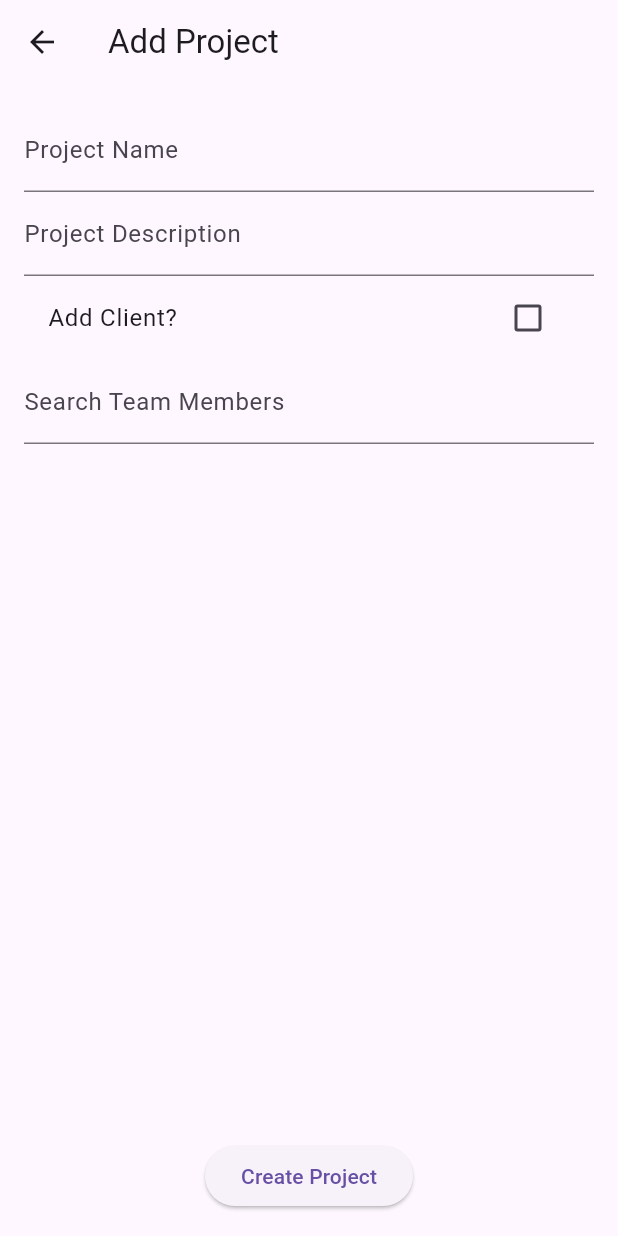
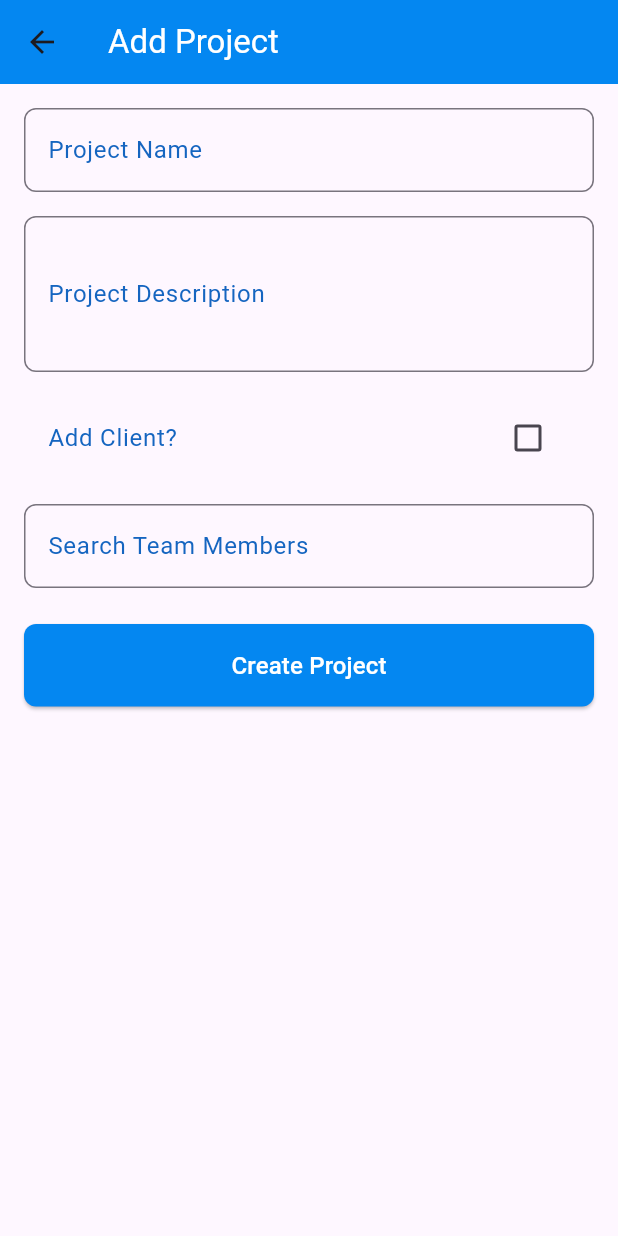
Before and after one commit to Ghaithmuhabni/Team-Collaboration-and-Task-Management-App, a Flutter app: the AddProjectPage screen opened directly, on a phone screen of 412 x 824 dp. Run offline on Flutter 3.47's test engine with Material 3 defaults, Android fonts, the phone set to English and light mode, and no system bars; our stand-ins replace awesome_dialog, cloud_firestore, file_picker, firebase_auth, firebase_core, firebase_storage and 1 more; accounts and stored records are empty.

Commit message:
redesign addProject page

```diff
--- a/lib/group/addProject.dart
+++ b/lib/group/addProject.dart
@@ -113,21 +113,56 @@ class _AddProjectPageState extends State<AddProjectPage> {
   @override
   Widget build(BuildContext context) {
     return Scaffold(
-      appBar: AppBar(title: Text('Add Project')),
+      appBar: AppBar(
+        title: Text(
+          'Add Project',
+          style: TextStyle(color: Colors.white),
+        ),
+        backgroundColor: const Color.fromARGB(255, 4, 135, 241), // Blue theme
+      ),
       body: Padding(
         padding: const EdgeInsets.all(16.0),
+        child: SingleChildScrollView(
           child: Column(
+            crossAxisAlignment: CrossAxisAlignment.start,
             children: [
+              // Project Name Input
               TextField(
                 controller: _titleController,
-              decoration: InputDecoration(labelText: 'Project Name'),
+                decoration: InputDecoration(
+                  labelText: 'Project Name',
+                  labelStyle: TextStyle(color: Colors.blue[800]),
+                  border: OutlineInputBorder(
+                    borderRadius: BorderRadius.circular(8),
                   ),
+                  focusedBorder: OutlineInputBorder(
+                    borderSide: BorderSide(color: Colors.blue[800]!),
+                  ),
+                ),
+              ),
+              SizedBox(height: 16),
+
+              // Project Description Input
               TextField(
                 controller: _descriptionController,
-              decoration: InputDecoration(labelText: 'Project Description'),
+                maxLines: 3,
+                decoration: InputDecoration(
+                  labelText: 'Project Description',
+                  labelStyle: TextStyle(color: Colors.blue[800]),
+                  border: OutlineInputBorder(
+                    borderRadius: BorderRadius.circular(8),
                   ),
+                  focusedBorder: OutlineInputBorder(
+                    borderSide: BorderSide(color: Colors.blue[800]!),
+                  ),
+                ),
+              ),
+              SizedBox(height: 16),
+
+              // Add Client Checkbox
               CheckboxListTile(
-              title: Text("Add Client?"),
+                title: Text("Add Client?",
+                    style: TextStyle(color: Colors.blue[800])),
                 value: _isAddingClient,
                 onChanged: (value) {
                   setState(() {
@@ -138,16 +173,31 @@ class _AddProjectPageState extends State<AddProjectPage> {
                     }
                   });
                 },
+                activeColor: Colors.blue[800], // Blue theme
               ),
+
               if (_isAddingClient)
                 Column(
                   children: [
+                    // Search Client Input
                     TextField(
                       controller: _clientSearchController,
-                    decoration: InputDecoration(labelText: 'Search Client'),
+                      decoration: InputDecoration(
+                        labelText: 'Search Client',
+                        labelStyle: TextStyle(color: Colors.blue[800]),
+                        border: OutlineInputBorder(
+                          borderRadius: BorderRadius.circular(8),
+                        ),
+                        focusedBorder: OutlineInputBorder(
+                          borderSide: BorderSide(color: Colors.blue[800]!),
+                        ),
+                      ),
                       onChanged: (value) =>
                           _searchUsers(value, isClientSearch: true),
                     ),
+                    SizedBox(height: 8),
+
+                    // Display Client Search Results
                     if (_clientSearchResults.isNotEmpty)
                       SizedBox(
                         height: 150,
@@ -168,10 +218,12 @@ class _AddProjectPageState extends State<AddProjectPage> {
                           },
                         ),
                       ),
+
+                    // Display Selected Client
                     if (_selectedClient != null)
                       Chip(
                         label: Text(_selectedClient!['name']!),
-                      backgroundColor: Colors.orange[200],
+                        backgroundColor: Colors.blue[200],
                         onDeleted: () {
                           setState(() {
                             _selectedClient = null;
@@ -180,12 +232,29 @@ class _AddProjectPageState extends State<AddProjectPage> {
                       ),
                   ],
                 ),
+              SizedBox(height: 16),
+
+              // Search Team Members Input
               TextField(
                 controller: _searchController,
-              decoration: InputDecoration(labelText: 'Search Team Members'),
+                decoration: InputDecoration(
+                  labelText: 'Search Team Members',
+                  labelStyle: TextStyle(color: Colors.blue[800]),
+                  border: OutlineInputBorder(
+                    borderRadius: BorderRadius.circular(8),
+                  ),
+                  focusedBorder: OutlineInputBorder(
+                    borderSide: BorderSide(color: Colors.blue[800]!),
+                  ),
+                ),
                 onChanged: _searchUsers,
               ),
-            Expanded(
+              SizedBox(height: 8),
+
+              // Display Search Results
+              if (_searchResults.isNotEmpty)
+                SizedBox(
+                  height: 150,
                   child: ListView.builder(
                     itemCount: _searchResults.length,
                     itemBuilder: (context, index) {
@@ -203,10 +272,15 @@ class _AddProjectPageState extends State<AddProjectPage> {
                     },
                   ),
                 ),
+
+              // Display Selected Members
               Wrap(
+                spacing: 8,
+                runSpacing: 8,
                 children: _selectedMembers
                     .map((member) => Chip(
                           label: Text(member['name']!),
+                          backgroundColor: Colors.blue[200],
                           onDeleted: () {
                             setState(() {
                               _selectedMembers.remove(member);
@@ -215,11 +289,29 @@ class _AddProjectPageState extends State<AddProjectPage> {
                         ))
                     .toList(),
               ),
-            ElevatedButton(
+              SizedBox(height: 16),
+
+              // Create Project Button
+              SizedBox(
+                width: double.infinity,
+                child: ElevatedButton(
                   onPressed: _createProject,
-              child: Text('Create Project'),
+                  style: ElevatedButton.styleFrom(
+                    backgroundColor:
+                        const Color.fromARGB(255, 4, 135, 241), // Blue theme
+                    shape: RoundedRectangleBorder(
+                      borderRadius: BorderRadius.circular(8),
+                    ),
+                    padding: EdgeInsets.symmetric(vertical: 16),
+                  ),
+                  child: Text(
+                    'Create Project',
+                    style: TextStyle(fontSize: 16, color: Colors.white),
+                  ),
+                ),
               ),
             ],
+          ),
         ),
       ),
     );
```
Lines whose indentation alone changed are shown as unchanged.
